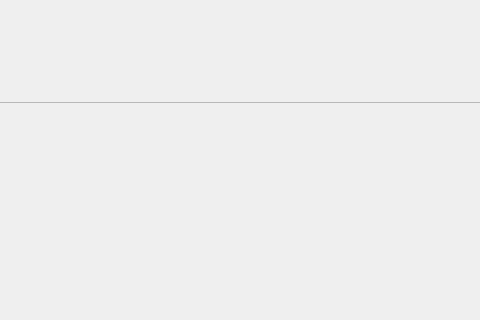
Qt form MarioGame/pathwindow.ui (madri308/MarioGame) before a commit; both pictures show x 88 to 568 and y 657 to 977 of the 800 by 977 pixel window.
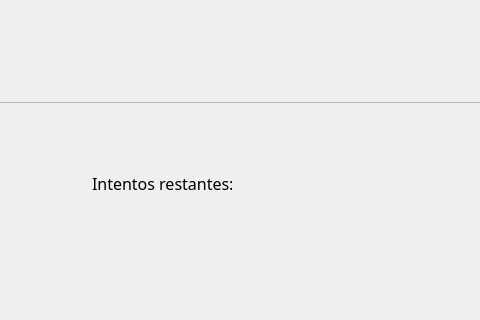
The same form after that commit.

Patch:
```diff
--- a/MarioGame/pathwindow.ui
+++ b/MarioGame/pathwindow.ui
@@ -41,6 +41,44 @@
      <layout class="QGridLayout" name="pathLayout"/>
     </widget>
    </widget>
+   <widget class="QWidget" name="horizontalLayoutWidget">
+    <property name="geometry">
+     <rect>
+      <x>180</x>
+      <y>800</y>
+      <width>297</width>
+      <height>80</height>
+     </rect>
+    </property>
+    <layout class="QHBoxLayout" name="horizontalLayout">
+     <item>
+      <widget class="QLabel" name="label_2">
+       <property name="font">
+        <font>
+         <family>MV Boli</family>
+         <pointsize>12</pointsize>
+        </font>
+       </property>
+       <property name="text">
+        <string>Intentos restantes: </string>
+       </property>
+      </widget>
+     </item>
+     <item>
+      <widget class="QLabel" name="label">
+       <property name="font">
+        <font>
+         <family>MV Boli</family>
+         <pointsize>12</pointsize>
+        </font>
+       </property>
+       <property name="text">
+        <string/>
+       </property>
+      </widget>
+     </item>
+    </layout>
+   </widget>
   </widget>
   <widget class="QStatusBar" name="statusbar"/>
  </widget>
```
